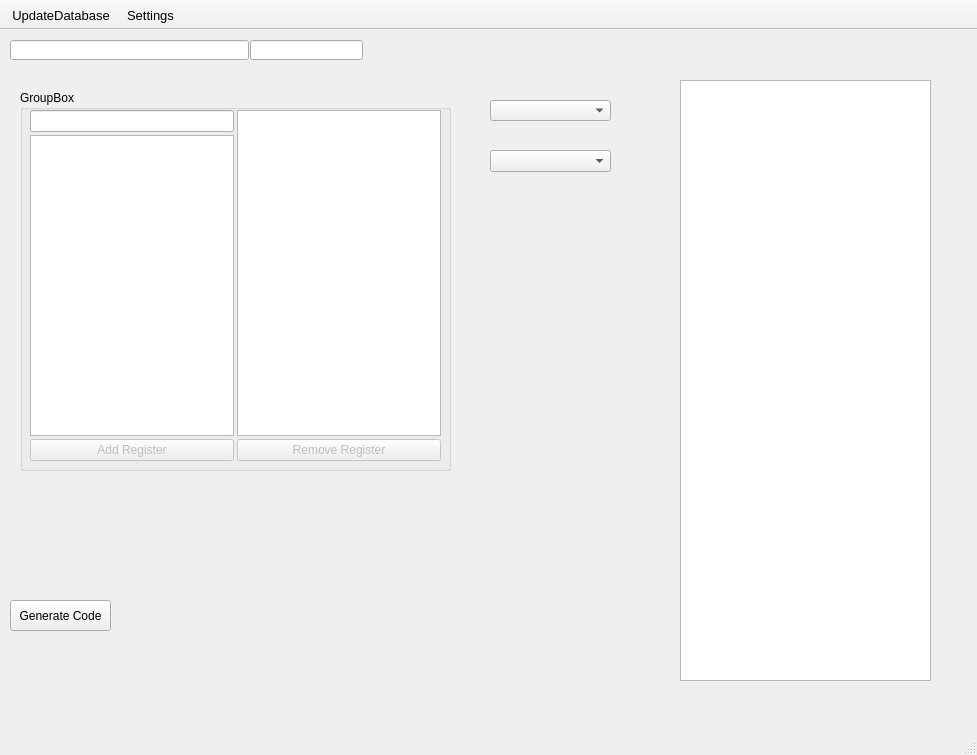
Qt form mainwindow.ui (Yourp/UWOWDevelopHelper) before a commit.
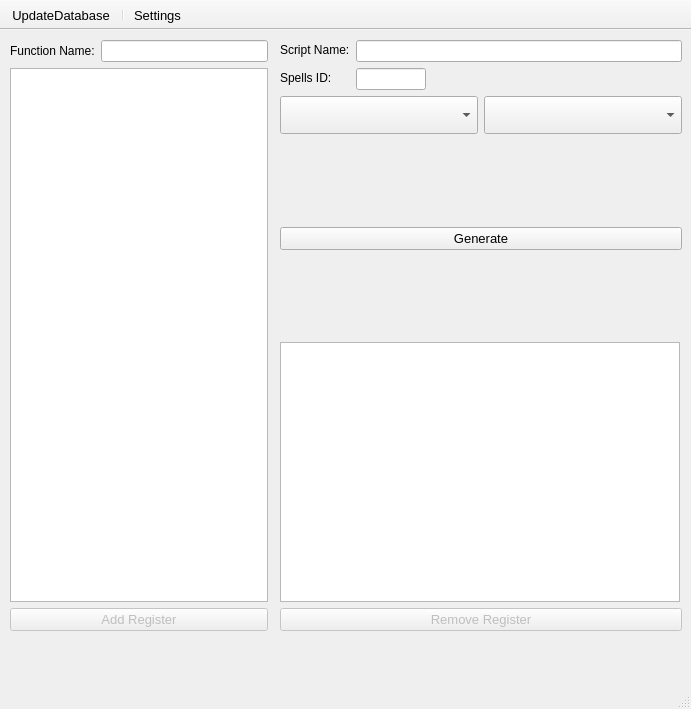
The same form after that commit. Icons and pictures are not drawn.

Commit message: дизайн главного окна

Patch:
```diff
--- a/mainwindow.ui
+++ b/mainwindow.ui
@@ -12,8 +12,8 @@
    <rect>
     <x>0</x>
     <y>0</y>
-    <width>977</width>
-    <height>755</height>
+    <width>691</width>
+    <height>709</height>
    </rect>
   </property>
   <property name="contextMenuPolicy">
@@ -45,101 +45,63 @@
    <bool>false</bool>
   </property>
   <widget class="QWidget" name="Tabs">
-   <widget class="QLineEdit" name="LE_ScriptName">
+   <widget class="QWidget" name="">
     <property name="geometry">
      <rect>
       <x>10</x>
       <y>10</y>
-      <width>239</width>
-      <height>20</height>
+      <width>258</width>
+      <height>591</height>
      </rect>
     </property>
-   </widget>
-   <widget class="QPushButton" name="PB_GenerateCode">
-    <property name="geometry">
-     <rect>
-      <x>10</x>
-      <y>570</y>
-      <width>101</width>
-      <height>31</height>
-     </rect>
-    </property>
-    <property name="text">
-     <string>Generate Code</string>
-    </property>
-    <property name="checkable">
-     <bool>false</bool>
-    </property>
-    <property name="autoRepeatDelay">
-     <number>3000</number>
-    </property>
-    <property name="autoRepeatInterval">
-     <number>1000</number>
-    </property>
-    <property name="autoDefault">
-     <bool>false</bool>
-    </property>
-    <property name="default">
-     <bool>false</bool>
-    </property>
-   </widget>
-   <widget class="QTextEdit" name="textEditDebug">
-    <property name="geometry">
-     <rect>
-      <x>680</x>
-      <y>50</y>
-      <width>251</width>
-      <height>601</height>
-     </rect>
-    </property>
-   </widget>
-   <widget class="QGroupBox" name="groupBox">
-    <property name="geometry">
-     <rect>
-      <x>20</x>
-      <y>60</y>
-      <width>431</width>
-      <height>381</height>
-     </rect>
-    </property>
-    <property name="title">
-     <string>GroupBox</string>
-    </property>
-    <widget class="QWidget" name="horizontalLayoutWidget">
-     <property name="geometry">
-      <rect>
-       <x>10</x>
-       <y>20</y>
-       <width>411</width>
-       <height>351</height>
-      </rect>
-     </property>
-     <layout class="QHBoxLayout" name="horizontalLayout">
-      <property name="spacing">
-       <number>3</number>
-      </property>
-      <property name="sizeConstraint">
-       <enum>QLayout::SetMaximumSize</enum>
-      </property>
-      <property name="leftMargin">
-       <number>0</number>
-      </property>
-      <property name="topMargin">
-       <number>0</number>
-      </property>
-      <property name="rightMargin">
-       <number>0</number>
-      </property>
-      <item>
        <layout class="QVBoxLayout" name="verticalLayout">
-        <property name="spacing">
-         <number>3</number>
-        </property>
+     <item>
+      <layout class="QHBoxLayout" name="horizontalLayout_2">
+       <item>
+        <widget class="QLabel" name="label_3">
+         <property name="minimumSize">
+          <size>
+           <width>0</width>
+           <height>15</height>
+          </size>
+         </property>
+         <property name="maximumSize">
+          <size>
+           <width>16777215</width>
+           <height>15</height>
+          </size>
+         </property>
+         <property name="text">
+          <string>Function Name:</string>
+         </property>
+        </widget>
+       </item>
         <item>
-         <widget class="QLineEdit" name="LE_FunctionName"/>
+        <widget class="QLineEdit" name="LE_FunctionName">
+         <property name="minimumSize">
+          <size>
+           <width>0</width>
+           <height>20</height>
+          </size>
+         </property>
+        </widget>
+       </item>
+      </layout>
         </item>
         <item>
          <widget class="QListWidget" name="LW_StaticRegisters">
+       <property name="minimumSize">
+        <size>
+         <width>0</width>
+         <height>0</height>
+        </size>
+       </property>
+       <property name="font">
+        <font>
+         <family>MS Shell Dlg 2</family>
+         <pointsize>10</pointsize>
+        </font>
+       </property>
           <property name="focusPolicy">
            <enum>Qt::StrongFocus</enum>
           </property>
@@ -192,9 +154,24 @@
           <property name="enabled">
            <bool>false</bool>
           </property>
+       <property name="font">
+        <font>
+         <pointsize>10</pointsize>
+        </font>
+       </property>
           <property name="text">
            <string>Add Register</string>
           </property>
+       <property name="icon">
+        <iconset>
+         <normaloff>Icons/pencil_plus_icon_138298.png</normaloff>Icons/pencil_plus_icon_138298.png</iconset>
+       </property>
+       <property name="iconSize">
+        <size>
+         <width>30</width>
+         <height>30</height>
+        </size>
+       </property>
           <property name="shortcut">
            <string>Return</string>
           </property>
@@ -210,17 +187,208 @@
          </widget>
         </item>
        </layout>
-      </item>
-      <item>
+   </widget>
+   <widget class="QWidget" name="">
+    <property name="geometry">
+     <rect>
+      <x>280</x>
+      <y>10</y>
+      <width>402</width>
+      <height>591</height>
+     </rect>
+    </property>
        <layout class="QVBoxLayout" name="verticalLayout_2">
-        <property name="spacing">
-         <number>3</number>
-        </property>
+     <item>
+      <layout class="QVBoxLayout" name="verticalLayout_3">
+       <item>
+        <layout class="QFormLayout" name="formLayout">
+         <item row="0" column="0">
+          <widget class="QLabel" name="label">
+           <property name="minimumSize">
+            <size>
+             <width>0</width>
+             <height>20</height>
+            </size>
+           </property>
+           <property name="maximumSize">
+            <size>
+             <width>16777215</width>
+             <height>20</height>
+            </size>
+           </property>
+           <property name="text">
+            <string>Script Name:</string>
+           </property>
+          </widget>
+         </item>
+         <item row="0" column="1">
+          <widget class="QLineEdit" name="LE_ScriptName"/>
+         </item>
+         <item row="1" column="0">
+          <widget class="QLabel" name="label_2">
+           <property name="minimumSize">
+            <size>
+             <width>0</width>
+             <height>20</height>
+            </size>
+           </property>
+           <property name="maximumSize">
+            <size>
+             <width>16777215</width>
+             <height>20</height>
+            </size>
+           </property>
+           <property name="text">
+            <string>Spells ID:</string>
+           </property>
+          </widget>
+         </item>
+         <item row="1" column="1">
+          <widget class="QLineEdit" name="LE_SpellID">
+           <property name="maximumSize">
+            <size>
+             <width>70</width>
+             <height>16777215</height>
+            </size>
+           </property>
+           <property name="maxLength">
+            <number>10</number>
+           </property>
+          </widget>
+         </item>
+        </layout>
+       </item>
+      </layout>
+     </item>
+     <item>
+      <layout class="QHBoxLayout" name="horizontalLayout">
+       <item>
+        <widget class="QComboBox" name="CB_Classes">
+         <property name="minimumSize">
+          <size>
+           <width>0</width>
+           <height>38</height>
+          </size>
+         </property>
+         <property name="font">
+          <font>
+           <pointsize>10</pointsize>
+          </font>
+         </property>
+         <property name="editable">
+          <bool>false</bool>
+         </property>
+         <property name="maxVisibleItems">
+          <number>100</number>
+         </property>
+        </widget>
+       </item>
+       <item>
+        <widget class="QComboBox" name="CB_Scripts">
+         <property name="minimumSize">
+          <size>
+           <width>0</width>
+           <height>38</height>
+          </size>
+         </property>
+         <property name="font">
+          <font>
+           <pointsize>10</pointsize>
+          </font>
+         </property>
+         <property name="editable">
+          <bool>false</bool>
+         </property>
+        </widget>
+       </item>
+      </layout>
+     </item>
+     <item>
+      <spacer name="verticalSpacer_2">
+       <property name="orientation">
+        <enum>Qt::Vertical</enum>
+       </property>
+       <property name="sizeHint" stdset="0">
+        <size>
+         <width>20</width>
+         <height>40</height>
+        </size>
+       </property>
+      </spacer>
+     </item>
+     <item>
+      <widget class="QPushButton" name="PB_GenerateCode">
+       <property name="font">
+        <font>
+         <pointsize>10</pointsize>
+        </font>
+       </property>
+       <property name="text">
+        <string>Generate</string>
+       </property>
+       <property name="icon">
+        <iconset>
+         <normaloff>Icons/language_cpp_icon_136465.png</normaloff>Icons/language_cpp_icon_136465.png</iconset>
+       </property>
+       <property name="iconSize">
+        <size>
+         <width>30</width>
+         <height>30</height>
+        </size>
+       </property>
+       <property name="checkable">
+        <bool>false</bool>
+       </property>
+       <property name="autoRepeatDelay">
+        <number>3000</number>
+       </property>
+       <property name="autoRepeatInterval">
+        <number>1000</number>
+       </property>
+       <property name="autoDefault">
+        <bool>false</bool>
+       </property>
+       <property name="default">
+        <bool>false</bool>
+       </property>
+      </widget>
+     </item>
+     <item>
+      <spacer name="verticalSpacer">
+       <property name="orientation">
+        <enum>Qt::Vertical</enum>
+       </property>
+       <property name="sizeHint" stdset="0">
+        <size>
+         <width>20</width>
+         <height>40</height>
+        </size>
+       </property>
+      </spacer>
+     </item>
         <item>
          <widget class="QTableWidget" name="TW_AddedRegisters">
           <property name="enabled">
            <bool>true</bool>
           </property>
+       <property name="minimumSize">
+        <size>
+         <width>400</width>
+         <height>260</height>
+        </size>
+       </property>
+       <property name="maximumSize">
+        <size>
+         <width>400</width>
+         <height>16777215</height>
+        </size>
+       </property>
+       <property name="font">
+        <font>
+         <family>MS Shell Dlg 2</family>
+         <pointsize>10</pointsize>
+        </font>
+       </property>
           <property name="tabletTracking">
            <bool>false</bool>
           </property>
@@ -314,10 +482,10 @@
            <bool>false</bool>
           </attribute>
           <attribute name="horizontalHeaderMinimumSectionSize">
-           <number>100</number>
+        <number>200</number>
           </attribute>
           <attribute name="horizontalHeaderDefaultSectionSize">
-           <number>100</number>
+        <number>200</number>
           </attribute>
           <attribute name="horizontalHeaderHighlightSections">
            <bool>false</bool>
@@ -363,9 +531,24 @@
           <property name="enabled">
            <bool>false</bool>
           </property>
+       <property name="font">
+        <font>
+         <pointsize>10</pointsize>
+        </font>
+       </property>
           <property name="text">
            <string>Remove Register</string>
           </property>
+       <property name="icon">
+        <iconset>
+         <normaloff>Icons/delete_icon_135708.png</normaloff>Icons/delete_icon_135708.png</iconset>
+       </property>
+       <property name="iconSize">
+        <size>
+         <width>30</width>
+         <height>30</height>
+        </size>
+       </property>
           <property name="shortcut">
            <string>Del</string>
           </property>
@@ -384,45 +567,6 @@
          </widget>
         </item>
        </layout>
-      </item>
-     </layout>
-    </widget>
-   </widget>
-   <widget class="QComboBox" name="CB_Scripts">
-    <property name="geometry">
-     <rect>
-      <x>490</x>
-      <y>70</y>
-      <width>121</width>
-      <height>21</height>
-     </rect>
-    </property>
-   </widget>
-   <widget class="QComboBox" name="CB_Classes">
-    <property name="geometry">
-     <rect>
-      <x>490</x>
-      <y>120</y>
-      <width>121</width>
-      <height>22</height>
-     </rect>
-    </property>
-    <property name="maxVisibleItems">
-     <number>100</number>
-    </property>
-   </widget>
-   <widget class="QLineEdit" name="LE_SpellID">
-    <property name="geometry">
-     <rect>
-      <x>250</x>
-      <y>10</y>
-      <width>113</width>
-      <height>20</height>
-     </rect>
-    </property>
-    <property name="maxLength">
-     <number>10</number>
-    </property>
    </widget>
   </widget>
   <widget class="QStatusBar" name="statusbar"/>
@@ -473,6 +617,7 @@
     <bool>false</bool>
    </attribute>
    <addaction name="A_UpdateDatabase"/>
+   <addaction name="separator"/>
    <addaction name="Settings"/>
   </widget>
   <action name="Settings">
```
Left out of the diff: 7 changed lines with no effect on the pictures. Lines whose indentation alone changed are shown as unchanged. The commit also changes 3 other files.
